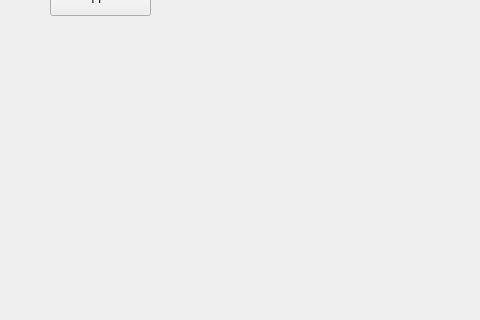
The window that ui.ui (ZloyKobra/Maps) describes before a commit, drawn with Qt 5; both pictures show x 0 to 480 and y 165 to 485 of the 800 by 600 pixel window.
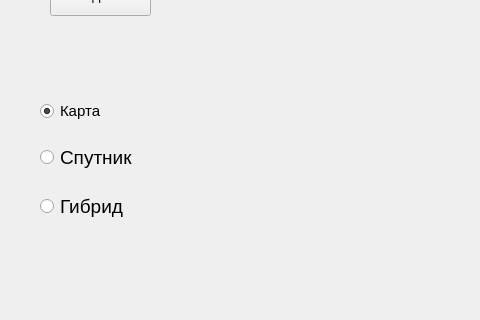
The same window after the commit.

Commit message: возможность переключения вида карты

```diff
--- a/ui.ui
+++ b/ui.ui
@@ -89,7 +89,7 @@
      <string>Долгота</string>
     </property>
    </widget>
-   <widget class="QLabel" name="map">
+   <widget class="QLabel" name="image">
     <property name="geometry">
      <rect>
       <x>170</x>
@@ -102,6 +102,57 @@
      <string/>
     </property>
    </widget>
+   <widget class="QWidget" name="verticalLayoutWidget">
+    <property name="geometry">
+     <rect>
+      <x>40</x>
+      <y>250</y>
+      <width>111</width>
+      <height>151</height>
+     </rect>
+    </property>
+    <layout class="QVBoxLayout" name="verticalLayout">
+     <item>
+      <widget class="QRadioButton" name="map">
+       <property name="font">
+        <font>
+         <pointsize>11</pointsize>
+        </font>
+       </property>
+       <property name="text">
+        <string>Карта</string>
+       </property>
+       <property name="checked">
+        <bool>true</bool>
+       </property>
+      </widget>
+     </item>
+     <item>
+      <widget class="QRadioButton" name="satellite">
+       <property name="font">
+        <font>
+         <pointsize>14</pointsize>
+        </font>
+       </property>
+       <property name="text">
+        <string>Спутник</string>
+       </property>
+      </widget>
+     </item>
+     <item>
+      <widget class="QRadioButton" name="gybrid">
+       <property name="font">
+        <font>
+         <pointsize>14</pointsize>
+        </font>
+       </property>
+       <property name="text">
+        <string>Гибрид</string>
+       </property>
+      </widget>
+     </item>
+    </layout>
+   </widget>
   </widget>
   <widget class="QMenuBar" name="menubar">
    <property name="geometry">
```
The commit also changes 1 other file.
